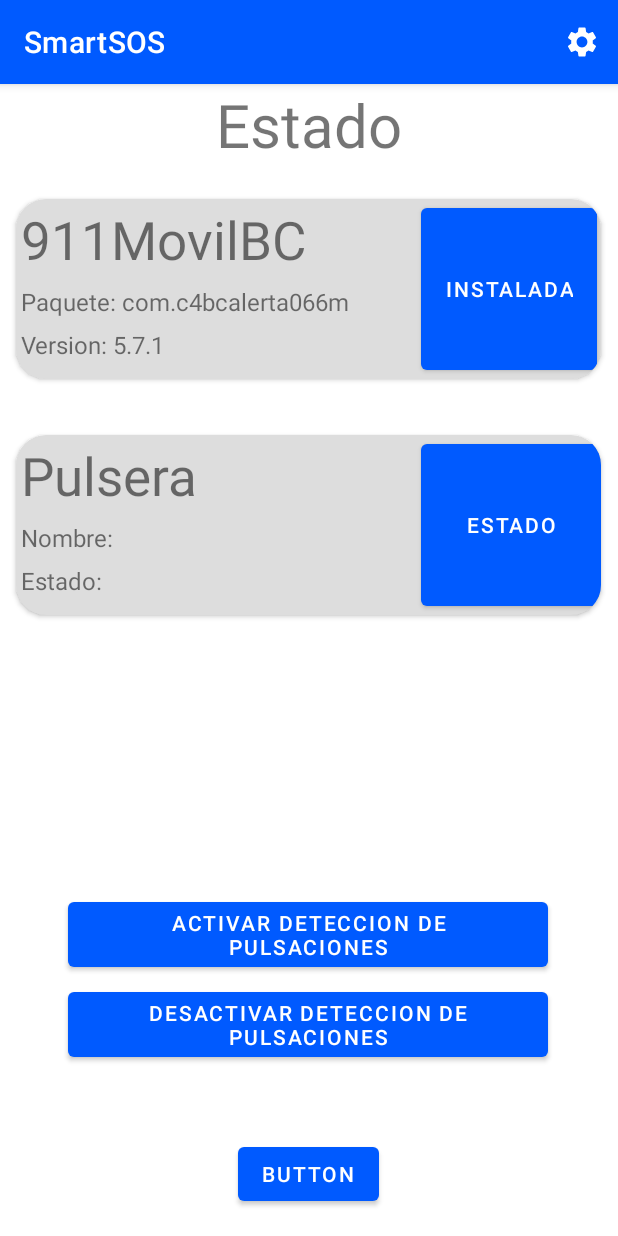
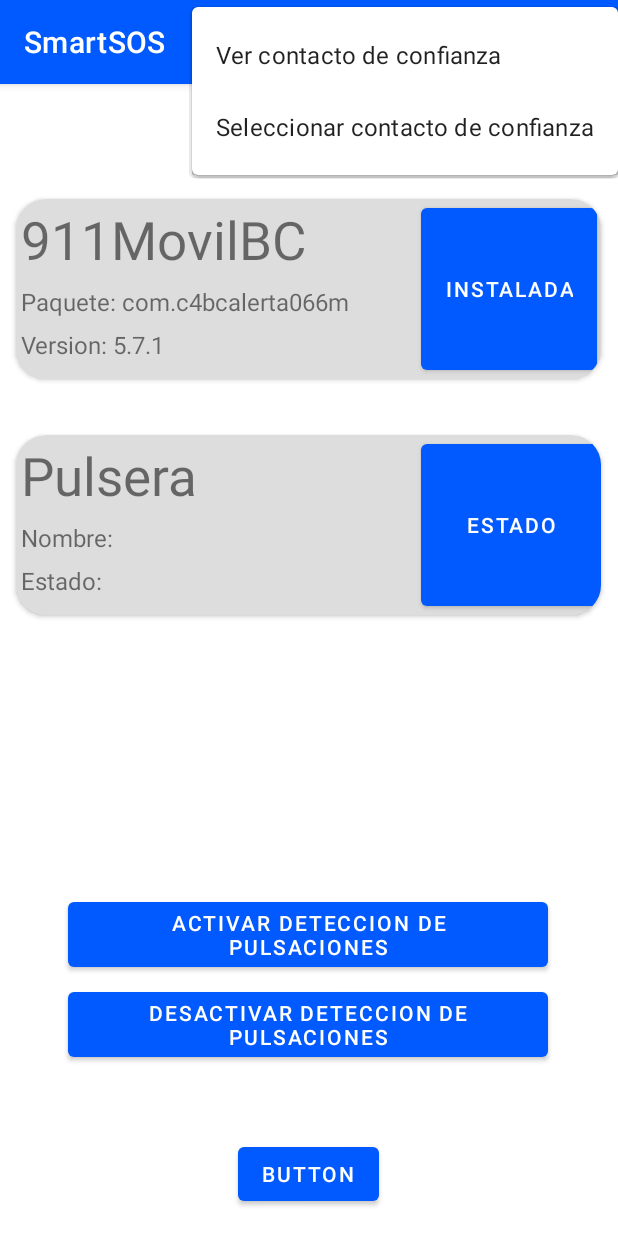
Before and after one commit to LISS-UABC-OFICIAL/SmartSOS, an Android app: the screen it shows after launch (MainActivity), after a tap on "Configuracion", on a phone screen of 412 x 824 dp. Run offline under Robolectric (Android 15) with nearby library versions, the phone set to English and light mode, and no system bars.

Commit message:
Arreglos de bugs y menu de configuracion
-Arreglado un bug en el que se pide la ubicacion constantemente a la hora de presionar el boton Bluetooth.
- El menu de configuracion ahora muestra adecuadamente las opciones disponibles.
- Agregada a la configuracion la opcion de visualizar el contacto de confianza.
- Agregada a la configuracion la opcion de seleccionar el contacto de confianza.
- Eliminado codigo sin utilizar.

```diff
--- a/app/src/main/res/menu/settings.xml
+++ b/app/src/main/res/menu/settings.xml
@@ -4,9 +4,20 @@
     xmlns:tools="http://schemas.android.com/tools"
     tools:ignore="AlwaysShowAction">
 
-    <!-->Boton de configuracion<-->
-    <item android:id="@+id/settings"
+    <item
+        android:id="@+id/settings"
+        android:title="Configuracion"
         android:icon="@drawable/baseline_settings_24"
-        android:title="Configuracion"
-        app:showAsAction="always"/>
+        app:showAsAction="always">
+        <menu>
+            <item
+                android:id="@+id/contactView"
+                android:title="Ver contacto de confianza"
+                app:showAsAction="never" />
+            <item
+                android:id="@+id/contactSelect"
+                android:title="Seleccionar contacto de confianza"
+                app:showAsAction="never" />
+        </menu>
+    </item>
 </menu>
```
Also changed, not shown: app/src/main/java/com/liss/smartsos/MainActivity.kt (+37 -24 lines).
